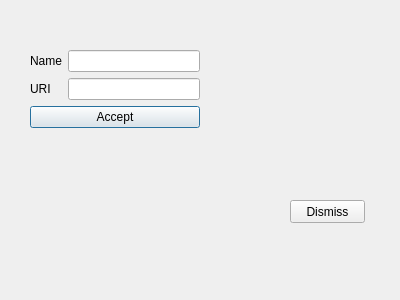
Before: the Qt Designer form contact_editor.ui in FunnySqirrel/Softophone, drawn with Qt 5.
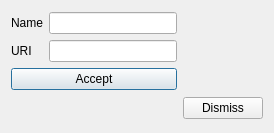
After: the same form once the commit is applied.

What changed in the file:
```diff
--- a/contact_editor.ui
+++ b/contact_editor.ui
@@ -6,22 +6,15 @@
    <rect>
     <x>0</x>
     <y>0</y>
-    <width>400</width>
-    <height>300</height>
+    <width>274</width>
+    <height>133</height>
    </rect>
   </property>
   <property name="windowTitle">
    <string>Contact</string>
   </property>
-  <widget class="QWidget" name="layoutWidget">
-   <property name="geometry">
-    <rect>
-     <x>30</x>
-     <y>50</y>
-     <width>170</width>
-     <height>79</height>
-    </rect>
-   </property>
+  <layout class="QGridLayout" name="gridLayout_2">
+   <item row="0" column="0">
    <layout class="QVBoxLayout" name="verticalLayout">
     <item>
      <layout class="QGridLayout" name="gridLayout">
@@ -55,20 +48,15 @@
      </widget>
     </item>
    </layout>
-  </widget>
+   </item>
+   <item row="1" column="1">
   <widget class="QPushButton" name="dismiss_btn">
-   <property name="geometry">
-    <rect>
-     <x>290</x>
-     <y>200</y>
-     <width>75</width>
-     <height>23</height>
-    </rect>
-   </property>
    <property name="text">
     <string>Dismiss</string>
    </property>
   </widget>
+   </item>
+  </layout>
  </widget>
  <resources/>
  <connections/>
```
Left out of the diff: 3 changed lines with no effect on the pictures. Lines whose indentation alone changed are shown as unchanged.
